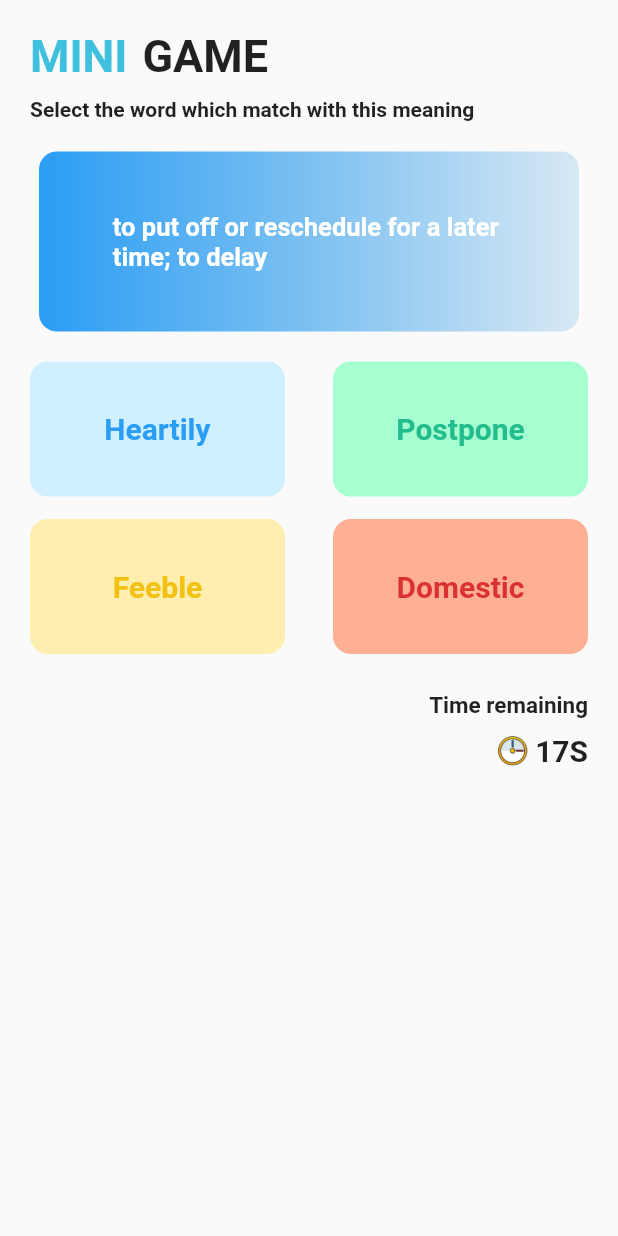
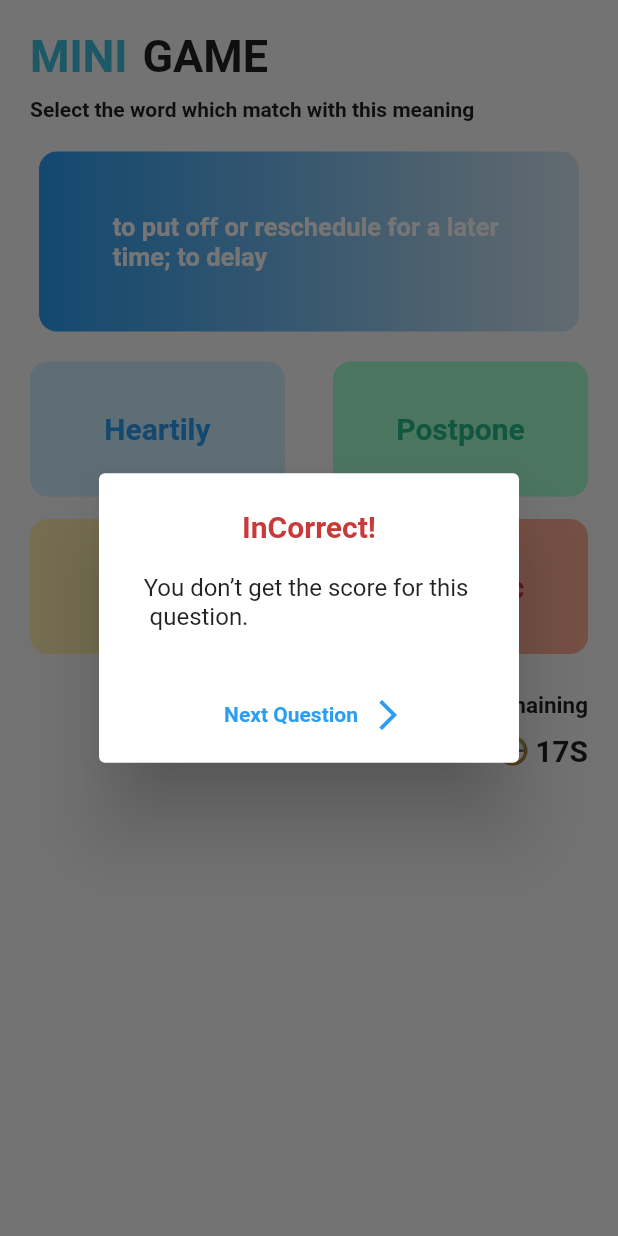
Before and after one commit to boraprae/ONEN-DICTIONARY, a Flutter app: the Quiz screen opened directly, after a tap on "Heartily", on a phone screen of 412 x 824 dp. Run offline on Flutter 3.47's test engine with Material 2 defaults, Android fonts, the phone set to English and light mode, and no system bars.

Commit message:
show alert correct and incorrect

```diff
--- a/onen/lib/Quiz.dart
+++ b/onen/lib/Quiz.dart
@@ -15,6 +15,8 @@ class _QuizState extends State<Quiz> {
   String choice2 = 'Postpone';
   String choice3 = 'Feeble';
   String choice4 = 'Domestic';
+  String incorrect = 'Incorrect';
+  String content2 = 'You don’t get the score \n for this question.';
 
   void initState() {
     super.initState();
@@ -26,6 +28,112 @@ class _QuizState extends State<Quiz> {
         }
       });
     });
+  }
+
+//! -------show  alert Correct
+  Future showAlertCorrect() async {
+    await showDialog(
+      context: context,
+      builder: (BuildContext context) {
+        return Column(
+          mainAxisAlignment: MainAxisAlignment.center,
+          children: [
+            AlertDialog(
+              title: Row(
+                mainAxisAlignment: MainAxisAlignment.center,
+                children: const [
+                  Text(
+                    'Correct!',
+                    style: TextStyle(
+                        fontSize: 20.0,
+                        fontWeight: FontWeight.bold,
+                        color: Color(0xFF18AC00)),
+                  ),
+                ],
+              ),
+              content: Row(
+                mainAxisAlignment: MainAxisAlignment.center,
+                children: const [
+                  Text('You got 1 more point!'),
+                ],
+              ),
+              actions: [
+                Row(
+                  mainAxisAlignment: MainAxisAlignment.center,
+                  children: [
+                    TextButton(
+                      onPressed: () {},
+                      child: const Text(
+                        'Next Question',
+                        style: TextStyle(
+                          color: Color(0xFF2A9DF4),
+                          fontWeight: FontWeight.bold,
+                        ),
+                      ),
+                    ),
+                    const Icon(Icons.arrow_forward_ios_outlined,
+                        color: Color(0xFF2A9DF4))
+                  ],
+                )
+              ],
+            ),
+          ],
+        );
+      },
+    );
+  }
+
+  //! -------show  alert Incorrect
+  Future showAlertInCorrect() async {
+    await showDialog(
+      context: context,
+      builder: (BuildContext context) {
+        return Column(
+          mainAxisAlignment: MainAxisAlignment.center,
+          children: [
+            AlertDialog(
+              title: Row(
+                mainAxisAlignment: MainAxisAlignment.center,
+                children: const [
+                  Text(
+                    'InCorrect!',
+                    style: TextStyle(
+                        fontSize: 20.0,
+                        fontWeight: FontWeight.bold,
+                        color: Color(0xFFC93B3B)),
+                  ),
+                ],
+              ),
+              content: Row(
+                mainAxisAlignment: MainAxisAlignment.center,
+                children: const [
+                  Text('You don’t get the score for this \n question.'),
+                ],
+              ),
+              actions: [
+                Row(
+                  mainAxisAlignment: MainAxisAlignment.center,
+                  children: [
+                    TextButton(
+                      onPressed: () {},
+                      child: const Text(
+                        'Next Question',
+                        style: TextStyle(
+                          color: Color(0xFF2A9DF4),
+                          fontWeight: FontWeight.bold,
+                        ),
+                      ),
+                    ),
+                    const Icon(Icons.arrow_forward_ios_outlined,
+                        color: Color(0xFF2A9DF4))
+                  ],
+                )
+              ],
+            ),
+          ],
+        );
+      },
+    );
   }
 
   @override
@@ -111,8 +219,9 @@ class _QuizState extends State<Quiz> {
               mainAxisAlignment: MainAxisAlignment.spaceBetween,
               children: [
                 GestureDetector(
-                  onTap: () {    //* ---------------------Button answer------------------------
-
+                  onTap: () {
+                    //* ---------------------Button answer------------------------
+                    showAlertInCorrect();
                   },
                   child: Container(
                     height: 90,
@@ -141,9 +250,8 @@ class _QuizState extends State<Quiz> {
                   ),
                 ),
                 GestureDetector(
-                  onTap: (){   //* ---------------------Button answer------------------------
-
-
+                  onTap: () {
+                    //* ---------------------Button answer------------------------
                   },
                   child: Container(
                     height: 90,
@@ -178,9 +286,8 @@ class _QuizState extends State<Quiz> {
               mainAxisAlignment: MainAxisAlignment.spaceBetween,
               children: [
                 GestureDetector(
-                  onTap: () {//* ---------------------Button answer------------------------
-
-
+                  onTap: () {
+                    //* ---------------------Button answer------------------------
                   },
                   child: Container(
                     height: 90,
@@ -209,9 +316,8 @@ class _QuizState extends State<Quiz> {
                   ),
                 ),
                 GestureDetector(
-                  onTap: (){//* ---------------------Button answer------------------------
-
-
+                  onTap: () {
+                    //* ---------------------Button answer------------------------
                   },
                   child: Container(
                     height: 90,
```
